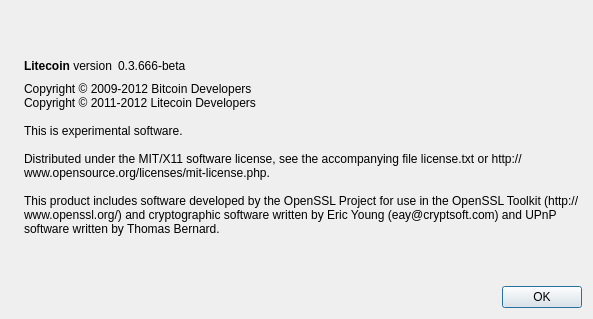
Above: src/qt/forms/aboutdialog.ui from SaltPeter/salt before the change. Below: the same form after it.
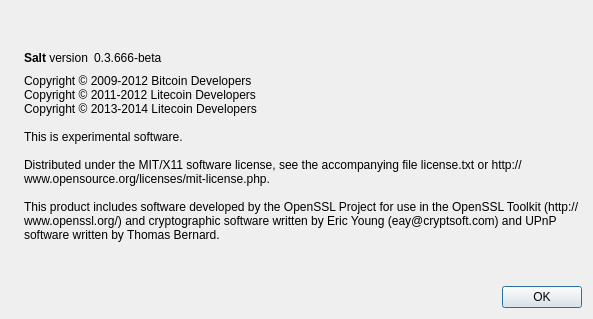
That is the form after the change. Icons and pictures are not drawn.

```diff
--- a/src/qt/forms/aboutdialog.ui
+++ b/src/qt/forms/aboutdialog.ui
@@ -50,7 +50,7 @@
        <item>
         <widget class="QLabel" name="label">
          <property name="text">
-          <string>&lt;b&gt;Litecoin&lt;/b&gt; version</string>
+          <string>&lt;b&gt;Salt&lt;/b&gt; version</string>
          </property>
         </widget>
        </item>
@@ -84,6 +84,7 @@
        <property name="text">
         <string>Copyright © 2009-2012 Bitcoin Developers
 Copyright © 2011-2012 Litecoin Developers
+Copyright © 2013-2014 Litecoin Developers
 
 This is experimental software.
 
```
